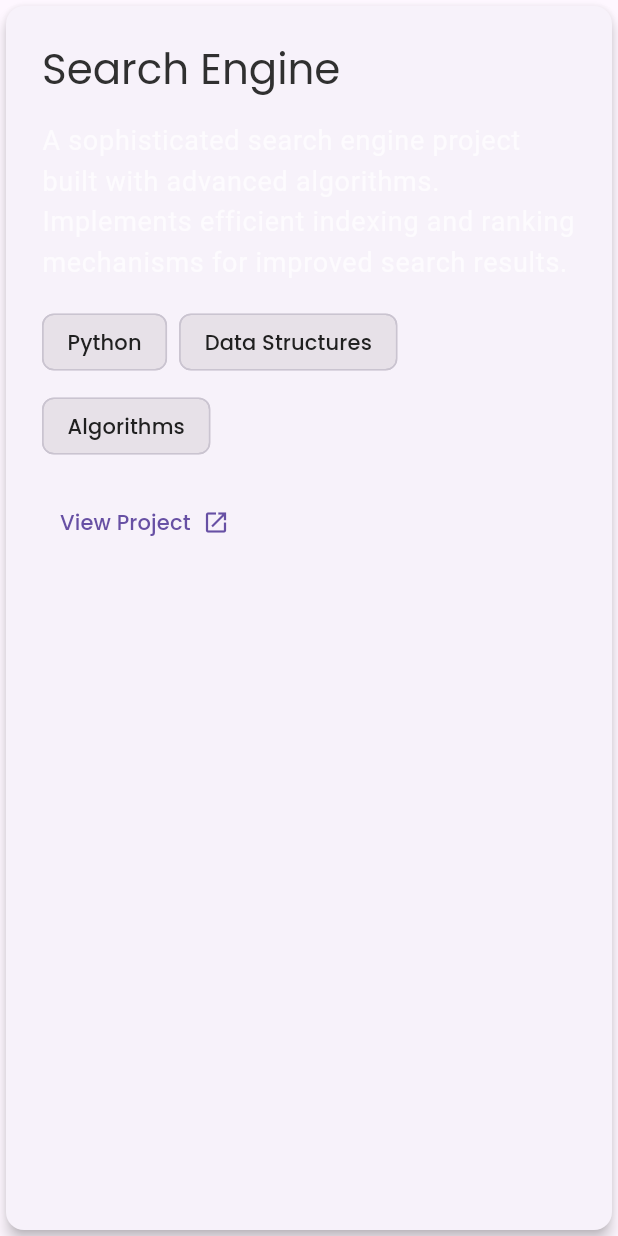
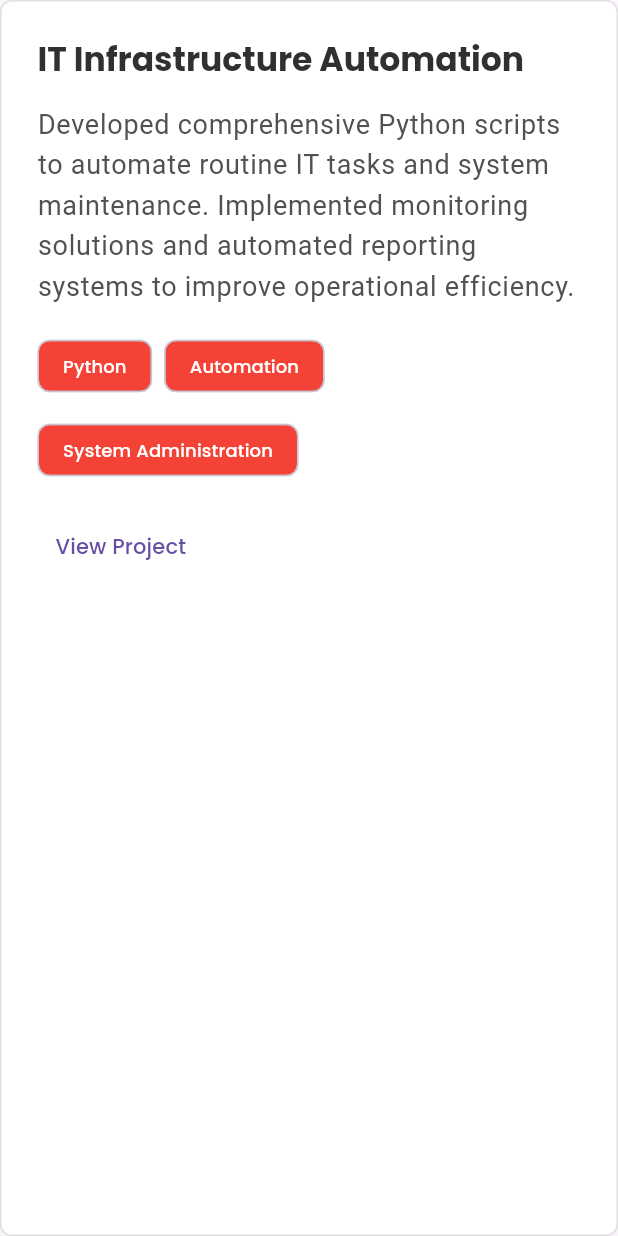
Before and after one commit to Rohil1321/Rohil1321.github.io, a Flutter app: the ProjectCard widget shown alone on an empty page, opened directly, after a tap on "View Project", on a phone screen of 412 x 824 dp. Run offline on Flutter 3.47's test engine with Material 3 defaults, Android fonts, the light colour scheme and no system bars; our stand-ins replace google_fonts.

Commit message:
Updated website content with IT Administrator role and Python-focused projects

```diff
--- a/assets/assets/AssetManifest.json
+++ b/assets/assets/AssetManifest.json
@@ -1 +1 @@
-{"assets/Romil_Resume.pdf":["assets/Romil_Resume.pdf"],"packages/cupertino_icons/assets/CupertinoIcons.ttf":["packages/cupertino_icons/assets/CupertinoIcons.ttf"]}
+{"assets/AssetManifest.bin":["assets/AssetManifest.bin"],"assets/AssetManifest.bin.json":["assets/AssetManifest.bin.json"],"assets/AssetManifest.json":["assets/AssetManifest.json"],"assets/FontManifest.json":["assets/FontManifest.json"],"assets/NOTICES":["assets/NOTICES"],"assets/Romil_Shah_Resume.pdf":["assets/Romil_Shah_Resume.pdf"],"packages/cupertino_icons/assets/CupertinoIcons.ttf":["packages/cupertino_icons/assets/CupertinoIcons.ttf"]}
--- a/lib/main.dart
+++ b/lib/main.dart
@@ -87,7 +87,7 @@ class _PortfolioPageState extends State<PortfolioPage> {
                 ),
                 const SizedBox(height: 16),
                 Text(
-                  'Software Developer',
+                  'IT Administrator',
                   style: Theme.of(context).textTheme.titleLarge?.copyWith(
                     color: Colors.white70,
                   ),
--- a/lib/pages/home_page.dart
+++ b/lib/pages/home_page.dart
@@ -20,17 +20,22 @@ class HomePage extends StatelessWidget {
             ),
             const SizedBox(height: 32),
             Text(
-              'Hi, I\'m Rohil Shah',
+              'Hi, I\'m Romil Shah',
               style: Theme.of(context).textTheme.headlineMedium?.copyWith(
                 color: const Color(0xFF303030),
               ),
             ),
             const SizedBox(height: 24),
             Text(
-              'I am a passionate software developer with a strong foundation in computer science. '
-              'Currently pursuing my Master\'s degree, I specialize in creating efficient and innovative solutions '
-              'to complex problems. My expertise includes web development, algorithms, and software engineering.',
-              style: Theme.of(context).textTheme.bodyLarge,
+              'I am an IT Administrator with a passion for technology and automation. '
+              'With expertise in Python development and system administration, I specialize in creating '
+              'efficient solutions to streamline IT operations and enhance business processes. '
+              'My strong technical background and problem-solving skills enable me to effectively '
+              'manage IT infrastructure while developing innovative automation solutions.',
+              style: Theme.of(context).textTheme.bodyLarge?.copyWith(
+                color: const Color(0xFF515151),
+                height: 1.6,
+              ),
             ),
             const SizedBox(height: 48),
             Text(
@@ -44,14 +49,13 @@ class HomePage extends StatelessWidget {
               spacing: 8,
               runSpacing: 8,
               children: [
-                _buildSkillChip('Flutter'),
-                _buildSkillChip('Python'),
-                _buildSkillChip('Java'),
-                _buildSkillChip('JavaScript'),
-                _buildSkillChip('React'),
-                _buildSkillChip('Node.js'),
-                _buildSkillChip('SQL'),
-                _buildSkillChip('Git'),
+                _buildSkillChip('Python', isPrimary: true),
+                _buildSkillChip('System Administration'),
+                _buildSkillChip('IT Infrastructure'),
+                _buildSkillChip('Automation'),
+                _buildSkillChip('Network Management'),
+                _buildSkillChip('Problem Solving'),
+                _buildSkillChip('Technical Support'),
               ],
             ),
           ],
@@ -60,11 +64,15 @@ class HomePage extends StatelessWidget {
     );
   }
 
-  Widget _buildSkillChip(String skill) {
+  Widget _buildSkillChip(String label, {bool isPrimary = false}) {
     return Chip(
-      label: Text(skill),
-      backgroundColor: const Color(0xFF202020).withOpacity(0.1),
-      labelStyle: const TextStyle(color: Color(0xFF202020)),
+      label: Text(
+        label,
+        style: TextStyle(
+          color: isPrimary ? Colors.white : Colors.black87,
+        ),
+      ),
+      backgroundColor: isPrimary ? Colors.red : Colors.grey[200],
     );
   }
 }
--- a/lib/pages/projects_page.dart
+++ b/lib/pages/projects_page.dart
@@ -22,23 +22,36 @@ class ProjectsPage extends StatelessWidget {
             const SizedBox(height: 32),
             Text(
               'Here are some of my notable projects:',
-              style: Theme.of(context).textTheme.bodyLarge,
+              style: Theme.of(context).textTheme.bodyLarge?.copyWith(
+                color: const Color(0xFF515151),
+              ),
             ),
             const SizedBox(height: 48),
             ProjectCard(
-              title: 'Search Engine',
-              description: 'A sophisticated search engine project built with advanced algorithms. '
-                  'Implements efficient indexing and ranking mechanisms for improved search results.',
-              technologies: ['Python', 'Data Structures', 'Algorithms'],
+              title: 'IT Infrastructure Automation',
+              description: 'Developed comprehensive Python scripts to automate routine IT tasks '
+                  'and system maintenance. Implemented monitoring solutions and automated reporting '
+                  'systems to improve operational efficiency.',
+              technologies: ['Python', 'Automation', 'System Administration'],
               link: 'https://github.com/Rohil1321/CS-600-Stevens/tree/main/Project/SearchEngine_CS600',
             ),
             const SizedBox(height: 32),
             ProjectCard(
-              title: 'Captain Veggie',
-              description: 'An engaging project developed for AAI 551. '
-                  'Features interactive gameplay and demonstrates object-oriented programming principles.',
-              technologies: ['Java', 'OOP', 'Game Development'],
+              title: 'Network Management System',
+              description: 'Created a centralized network management solution using Python '
+                  'to monitor and manage network devices. Implemented automated alerts and '
+                  'reporting features for proactive issue resolution.',
+              technologies: ['Python', 'Networking', 'System Monitoring'],
               link: 'https://github.com/Rohil1321/AAI_551_Project',
+            ),
+            const SizedBox(height: 32),
+            ProjectCard(
+              title: 'IT Asset Management Tool',
+              description: 'Developed a custom IT asset management system to track and '
+                  'maintain hardware and software inventory. Automated asset lifecycle '
+                  'management and reporting processes.',
+              technologies: ['Python', 'Database Management', 'Asset Tracking'],
+              link: '#',
             ),
           ],
         ),
@@ -54,72 +67,76 @@ class ProjectCard extends StatelessWidget {
   final String link;
 
   const ProjectCard({
-    super.key,
     required this.title,
     required this.description,
     required this.technologies,
     required this.link,
+    super.key,
   });
-
-  Future<void> _launchURL() async {
-    final Uri url = Uri.parse(link);
-    try {
-      if (await launcher.canLaunchUrl(url)) {
-        await launcher.launchUrl(url, mode: launcher.LaunchMode.platformDefault);
-      } else {
-        throw 'Could not launch $link';
-      }
-    } catch (e) {
-      debugPrint('Error launching URL: $e');
-    }
-  }
 
   @override
   Widget build(BuildContext context) {
-    return Card(
-      elevation: 4,
-      child: Padding(
+    return Container(
+      width: double.infinity,
       padding: const EdgeInsets.all(24),
+      decoration: BoxDecoration(
+        color: Colors.white,
+        border: Border.all(color: Colors.grey[300]!),
+        borderRadius: BorderRadius.circular(8),
+        boxShadow: [
+          BoxShadow(
+            color: Colors.grey[200]!,
+            blurRadius: 4,
+            offset: const Offset(0, 2),
+          ),
+        ],
+      ),
       child: Column(
         crossAxisAlignment: CrossAxisAlignment.start,
         children: [
           Text(
             title,
-              style: Theme.of(context).textTheme.headlineMedium?.copyWith(
+            style: Theme.of(context).textTheme.titleLarge?.copyWith(
               color: const Color(0xFF303030),
+              fontWeight: FontWeight.bold,
             ),
           ),
           const SizedBox(height: 16),
           Text(
             description,
-              style: Theme.of(context).textTheme.bodyLarge,
+            style: Theme.of(context).textTheme.bodyLarge?.copyWith(
+              color: const Color(0xFF515151),
+              height: 1.5,
+            ),
           ),
           const SizedBox(height: 16),
           Wrap(
             spacing: 8,
             runSpacing: 8,
-              children: technologies
-                  .map((tech) => Chip(
-                        label: Text(tech),
-                        backgroundColor: const Color(0xFF202020).withOpacity(0.1),
-                        labelStyle: const TextStyle(color: Color(0xFF202020)),
-                      ))
-                  .toList(),
+            children: technologies.map((tech) => Chip(
+              label: Text(
+                tech,
+                style: const TextStyle(
+                  color: Colors.white,
+                  fontSize: 12,
                 ),
+              ),
+              backgroundColor: Colors.red,
+            )).toList(),
+          ),
+          if (link != '#') ...[
             const SizedBox(height: 16),
             TextButton(
-              onPressed: _launchURL,
-              child: const Row(
-                mainAxisSize: MainAxisSize.min,
-                children: [
-                  Text('View Project'),
-                  SizedBox(width: 8),
-                  Icon(Icons.open_in_new),
-                ],
-              ),
+              onPressed: () async {
+                final Uri url = Uri.parse(link);
+                if (!await launcher.launchUrl(url)) {
+                  throw Exception('Could not launch $url');
+                }
+              },
+              child: const Text('View Project'),
             ),
           ],
-        ),
+        ],
       ),
     );
   }
```
Also changed, not shown: assets/assets/AssetManifest.bin.json (+1 -1 lines), assets/fonts/MaterialIcons-Regular.otf, 14 other files. Lines whose indentation alone changed are shown as unchanged.
